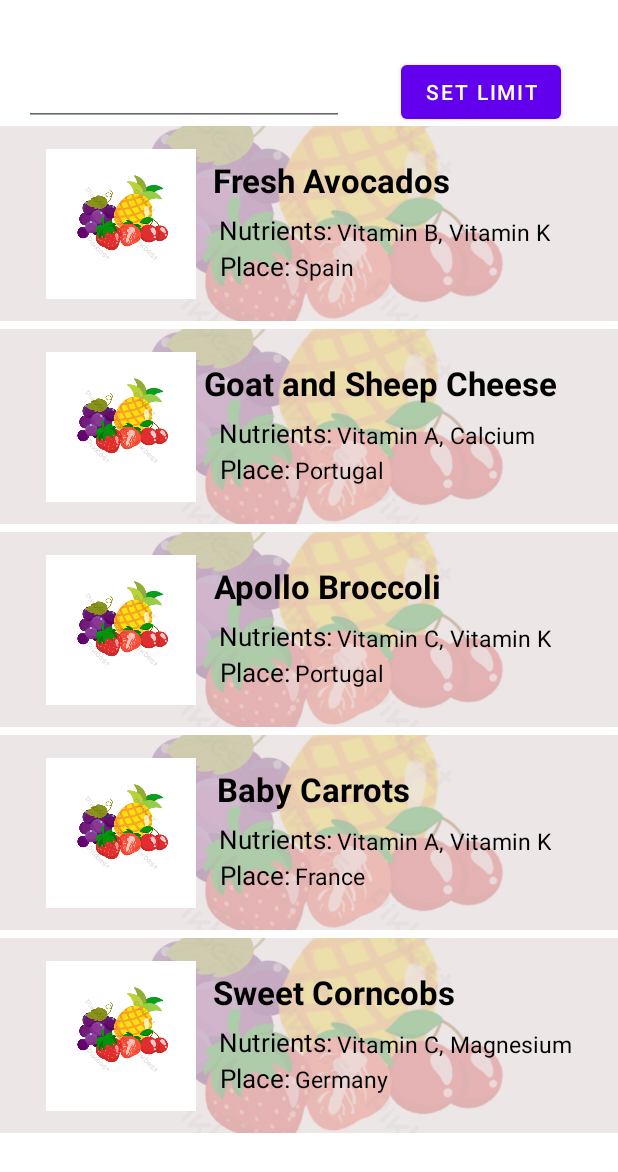
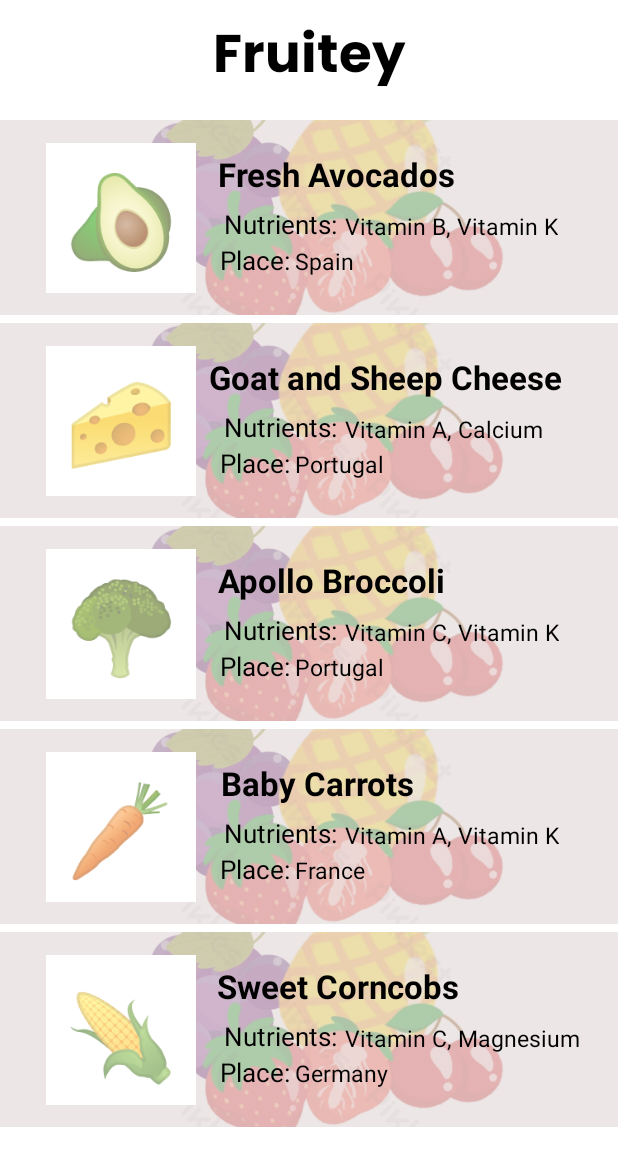
Before and after one commit to Bencorn1/EY_Fruits, an Android app: the screen it shows after launch (MainActivity), on a phone screen of 412 x 824 dp. Shown: the top 1172 px of the screen. Run offline under Robolectric (Android 15) with nearby library versions, the phone set to English and light mode, and no system bars; Roboto replaces fonts that are not available here.

Commit message:
Updates on the EY fruit application.

```diff
--- a/app/src/main/java/com/ayotola/ey_fruits/FruitItems.kt
+++ b/app/src/main/java/com/ayotola/ey_fruits/FruitItems.kt
@@ -1,3 +1,11 @@
 package com.ayotola.ey_fruits
 
-data class FruitItems(val image: String, val name: String, val nutrients: String, val origin:String)
+data class FruitItems(
+        var image: String,
+        var name: String,
+        var nutrients: String,
+        var origin: String,
+        var price: String,
+        var quantity: String,
+        var description: String,
+        var organic: String)
--- a/app/src/main/java/com/ayotola/ey_fruits/MainActivity.kt
+++ b/app/src/main/java/com/ayotola/ey_fruits/MainActivity.kt
@@ -1,4 +1,5 @@
 package com.ayotola.ey_fruits
+
 import android.os.Bundle
 import androidx.appcompat.app.AppCompatActivity
 import androidx.recyclerview.widget.LinearLayoutManager
@@ -6,31 +7,22 @@ import androidx.recyclerview.widget.RecyclerView
 import com.ayotola.ey_fruits.databinding.ActivityMainBinding
 import org.json.JSONArray
 import org.json.JSONException
-import org.json.JSONObject
 import java.io.IOException
 import java.nio.charset.Charset
 
+
 class MainActivity : AppCompatActivity() {
+
     private lateinit var binding: ActivityMainBinding
     private lateinit var rv: RecyclerView
     private lateinit var rvAdapter: MyAdapter
 
-    // Creating ArrayList to store fruits names, origins and nutrients.
-    private var fruitNames = ArrayList<String>()
-    private var origin = ArrayList<String>()
-    private var nutrients = ArrayList<String>()
-    private var fruitImages = ArrayList<String>()
+    private val data: MutableList<FruitItems> = ArrayList()
 
     override fun onCreate(savedInstanceState: Bundle?) {
         super.onCreate(savedInstanceState)
         binding = ActivityMainBinding.inflate(layoutInflater)
         setContentView(binding.root)
-
-        // getting the recyclerview by its id
-        rv = binding.recyclerView
-
-        // this creates a vertical layout Manager
-        rv.layoutManager = LinearLayoutManager(applicationContext)
 
         try {
             // since we have JSON array, so we are getting the array
@@ -41,24 +33,37 @@ class MainActivity : AppCompatActivity() {
             for (i in 0 until arr.length()) {
 
                 // create a JSONObject for fetching data
-                val details: JSONObject = arr.getJSONObject(i)
+                val details = arr.getJSONObject(i)
+                val fruitData = FruitItems(
+                        details.getString("image"),
+                        details.getString("productName"),
+                        details.getString("nutrients"),
+                        details.getString("from"),
+                        details.getString("price"),
+                        details.getString("quantity"),
+                        details.getString("description"),
+                        details.getString("organic")
+                )
 
-                // fetch email and name and store it in arraylist
-                fruitNames.add(details.getString("productName"))
-                origin.add(details.getString("from"))
-                nutrients.add(details.getString("nutrients"))
+
+                data.add(fruitData)
 
             }
+//             getting the recyclerview by its id
+            rv = binding.recyclerView
+
+            // this creates a vertical layout Manager
+            rv.layoutManager = LinearLayoutManager(applicationContext)
+
+            //  call the constructor of MyAdapter to send the reference and data to Adapter
+            rvAdapter = MyAdapter(this@MainActivity, data)
+
+            // attach adapter to the recycler view
+            rv.adapter = rvAdapter
         } catch (e: JSONException) {
             //exception
             e.printStackTrace()
         }
-
-        //  call the constructor of MyAdapter to send the reference and data to Adapter
-        rvAdapter = MyAdapter(this@MainActivity, fruitNames, origin, nutrients, fruitImages)
-
-        // attach adapter to the recycler view
-        rv.adapter = rvAdapter
     }
 
     private fun loadJSONFromAsset(): String? {
@@ -78,5 +83,4 @@ class MainActivity : AppCompatActivity() {
         }
         return json
     }
-
 }
--- a/app/src/main/java/com/ayotola/ey_fruits/MyAdapter.kt
+++ b/app/src/main/java/com/ayotola/ey_fruits/MyAdapter.kt
@@ -5,56 +5,70 @@ import android.content.Intent
 import android.view.LayoutInflater
 import android.view.View
 import android.view.ViewGroup
-import android.widget.ImageView
 import android.widget.TextView
 import androidx.recyclerview.widget.RecyclerView
 
+class MyAdapter(val context: Context,var data: List<FruitItems>) : RecyclerView.Adapter<RecyclerView.ViewHolder>() {
 
-class MyAdapter(
-        private var context: Context,
-        private var fruitNames: ArrayList<String>,
-        private var origin: ArrayList<String>,
-        private var nutrients: ArrayList<String>,
-        private var fruitImages: ArrayList<String>,
-) : RecyclerView.Adapter<MyAdapter.MyViewHolder>() {
-
-    override fun onCreateViewHolder(parent: ViewGroup, viewType: Int): MyAdapter.MyViewHolder {
+    // Inflate the layout when viewholder created
+    override fun onCreateViewHolder(parent: ViewGroup, viewType: Int): MyAdapter.MyHolder {
         val view = LayoutInflater.from(parent.context).inflate(R.layout.fruits_frame, parent, false)
-        return MyViewHolder(view)
+        return MyHolder(view)
     }
 
-    override fun onBindViewHolder(holder: MyAdapter.MyViewHolder, position: Int) {
+    // Bind data
+    override fun onBindViewHolder(holder: RecyclerView.ViewHolder, position: Int) {
 
+        // Get current position of item in recyclerview to bind data and assign values from list
+        val myHolder = holder as MyHolder
+        val current: FruitItems = data[position]
+//        holder.name.text = current.name
+//        holder.fruitsOrigin.text = current.origin
+//        holder.fruitsNutrients.text = current.nutrients
+//        holder.fruitsPix.text = current.image
 
-        holder.names.text = fruitNames[position]
-        holder.fruitsOrigin.text = origin[position]
-        holder.fruitsNutrients.text = nutrients[position]
+        holder.setData(current, position)
     }
 
+    // return total item from List
     override fun getItemCount(): Int {
-        //return the item count
-        return fruitNames.size
+        return data.size
     }
 
-    inner class MyViewHolder(ItemView: View) : RecyclerView.ViewHolder(ItemView) {
-        val names: TextView = itemView.findViewById(R.id.fruit_name)
-        val fruitsOrigin: TextView = itemView.findViewById(R.id.fruit_location)
-        val fruitsPix: ImageView = itemView.findViewById(R.id.fruit_img)
-        val fruitsImage: ImageView = itemView.findViewById(R.id.bg_img)
-        val fruitsNutrients: TextView = itemView.findViewById(R.id.fruit_nutrients)
-        var currentId = 0
-
+    inner class MyHolder(itemView: View) : RecyclerView.ViewHolder(itemView) {
+        val name: TextView = itemView.findViewById(R.id.fruit_name)
+        private val fruitsOrigin: TextView = itemView.findViewById(R.id.fruit_location)
+        private val fruitsPix: TextView = itemView.findViewById(R.id.fruit_img)
+        private val fruitsNutrients: TextView = itemView.findViewById(R.id.fruit_nutrients)
+        private lateinit var currentFruit: FruitItems
+        var currentPos = 0
 
         init {
             itemView.setOnClickListener {
                 val intent = Intent(itemView.context, FruitDetails::class.java).apply {
-                    putExtra("NAME", fruitNames)
-                    putExtra("NUTRIENTS", nutrients)
-                    putExtra("ORIGIN", origin)
-                    putExtra("ID", currentId)
+                    putExtra("NAME", currentFruit.name)
+                    putExtra("NUTRIENTS", currentFruit.nutrients)
+                    putExtra("ORIGIN", currentFruit.origin)
+                    putExtra("PRICE", currentFruit.price)
+                    putExtra("QUANTITY", currentFruit.quantity)
+                    putExtra("ORGANIC", currentFruit.organic)
+                    putExtra("DESCRIPTION", currentFruit.description)
                 }
                 itemView.context.startActivity(intent)
             }
         }
+
+        fun setData(fruitey: FruitItems, position: Int) {
+           name.text = fruitey.name
+            fruitsOrigin.text = fruitey.origin
+            fruitsPix.text = fruitey.image
+            fruitsNutrients.text = fruitey.nutrients
+
+            this.currentFruit = fruitey
+            this.currentPos = position
+
+        }
+
     }
+
 }
--- a/app/src/main/res/layout/activity_main.xml
+++ b/app/src/main/res/layout/activity_main.xml
@@ -6,61 +6,30 @@
     android:layout_height="match_parent"
     tools:context=".MainActivity">
 
-    <ProgressBar
+    <TextView
+        android:id="@+id/title"
         android:layout_width="match_parent"
         android:layout_height="wrap_content"
-        android:id="@+id/indicator"
-        app:layout_constraintBottom_toBottomOf="parent"
+        android:layout_marginTop="10dp"
+        android:layout_marginBottom="12dp"
+        android:fontFamily="@font/poppins_bold"
+        android:gravity="center"
+        android:text="@string/fruitey"
+        android:textColor="@color/black"
+        android:textSize="35sp"
+        app:layout_constraintBottom_toTopOf="@+id/recyclerView"
         app:layout_constraintEnd_toEndOf="parent"
         app:layout_constraintStart_toStartOf="parent"
         app:layout_constraintTop_toTopOf="parent" />
 
-
-    <ImageView
-        android:layout_width="150dp"
-        android:layout_height="150dp"
-        android:id="@+id/thunder"
-        android:src="@drawable/ic_baseline_cloud_off_24"
-        app:layout_constraintBottom_toBottomOf="parent"
+    <androidx.recyclerview.widget.RecyclerView
+        android:id="@+id/recyclerView"
+        android:layout_width="match_parent"
+        android:layout_height="match_parent"
+        android:layout_marginTop="80dp"
         app:layout_constraintEnd_toEndOf="parent"
         app:layout_constraintStart_toStartOf="parent"
         app:layout_constraintTop_toTopOf="parent"
-        android:visibility="gone"/>
-
-    <androidx.recyclerview.widget.RecyclerView
-        android:id="@+id/recyclerView"
-        android:layout_width="0dp"
-        android:layout_height="0dp"
-        app:layout_constraintBottom_toBottomOf="parent"
-        app:layout_constraintEnd_toEndOf="parent"
-        app:layout_constraintHorizontal_bias="0.0"
-        app:layout_constraintStart_toStartOf="parent"
-        app:layout_constraintTop_toBottomOf="@+id/limit"
-        app:layout_constraintVertical_bias="0.0"
         tools:listitem="@layout/fruits_frame" />
 
-    <EditText
-        android:id="@+id/limit"
-        android:layout_width="wrap_content"
-        android:layout_height="wrap_content"
-        android:layout_marginBottom="24dp"
-        android:ems="10"
-        android:inputType="number"
-        app:layout_constraintBottom_toBottomOf="parent"
-        app:layout_constraintEnd_toEndOf="parent"
-        app:layout_constraintHorizontal_bias="0.079"
-        app:layout_constraintStart_toStartOf="parent"
-        app:layout_constraintTop_toTopOf="parent"
-        app:layout_constraintVertical_bias="0.051" />
-
-    <Button
-        android:id="@+id/set_limit"
-        android:layout_width="wrap_content"
-        android:layout_height="wrap_content"
-        android:text="@string/set_limit"
-        app:layout_constraintBottom_toBottomOf="@+id/limit"
-        app:layout_constraintEnd_toEndOf="parent"
-        app:layout_constraintStart_toEndOf="@+id/limit"
-        app:layout_constraintTop_toTopOf="@+id/limit" />
-
 </androidx.constraintlayout.widget.ConstraintLayout>
--- a/app/src/main/res/layout/fruits_frame.xml
+++ b/app/src/main/res/layout/fruits_frame.xml
@@ -22,26 +22,28 @@
         app:layout_constraintVertical_bias="0.0"
         app:srcCompat="@drawable/fruits" />
 
-    <ImageView
+    <TextView
         android:id="@+id/fruit_img"
         android:layout_width="100dp"
-        android:layout_height="0dp"
+        android:layout_height="100dp"
+        android:gravity="center"
+        android:textSize="60sp"
+        android:background="@color/white"
+        android:textAlignment="center"
         app:layout_constraintBottom_toBottomOf="parent"
         app:layout_constraintEnd_toEndOf="parent"
         app:layout_constraintHorizontal_bias="0.099"
         app:layout_constraintStart_toStartOf="parent"
-        app:layout_constraintTop_toTopOf="parent"
-        app:layout_constraintVertical_bias="0.0"
-        app:srcCompat="@drawable/fruits" />
+        app:layout_constraintTop_toTopOf="parent" />
 
     <TextView
         android:id="@+id/fruit_name"
         android:layout_width="wrap_content"
         android:layout_height="wrap_content"
+        android:layout_marginStart="5dp"
+        android:layout_marginTop="5dp"
         android:fontFamily="@font/roboto_bold"
         android:text="@string/fruit_name"
-        android:layout_marginTop="5dp"
-        android:layout_marginStart="2dp"
         android:textColor="@color/black"
         android:textSize="22sp"
         android:textStyle="bold"
@@ -56,12 +58,13 @@
         android:id="@+id/nutrients"
         android:layout_width="wrap_content"
         android:layout_height="wrap_content"
+        android:layout_marginStart="4dp"
+        android:layout_marginBottom="15dp"
         android:fontFamily="@font/roboto_medium"
         android:text="@string/nutrients"
         android:textColor="@color/black"
         android:textSize="17sp"
         android:textStyle="normal"
-        android:layout_marginBottom="15dp"
         app:layout_constraintBottom_toBottomOf="parent"
         app:layout_constraintEnd_toEndOf="@+id/bg_img"
         app:layout_constraintHorizontal_bias="0.073"
@@ -73,8 +76,8 @@
         android:id="@+id/fruit_nutrients"
         android:layout_width="wrap_content"
         android:layout_height="wrap_content"
+        android:layout_marginStart="5dp"
         android:layout_marginBottom="15dp"
-        android:layout_marginStart="3dp"
         android:fontFamily="@font/roboto_medium"
         android:text="@string/nutrients"
         android:textColor="@color/black"
@@ -92,9 +95,9 @@
         android:layout_width="wrap_content"
         android:layout_height="wrap_content"
         android:layout_marginStart="14dp"
+        android:layout_marginBottom="10dp"
         android:fontFamily="@font/roboto_medium"
         android:text="@string/from"
-        android:layout_marginBottom="10dp"
         android:textColor="@color/black"
         android:textSize="17sp"
         android:textStyle="normal"
--- a/app/src/main/res/values/strings.xml
+++ b/app/src/main/res/values/strings.xml
@@ -10,4 +10,5 @@
     <string name="description">Description:</string>
     <!-- TODO: Remove or change this placeholder text -->
     <string name="hello_blank_fragment">Hello blank fragment</string>
+    <string name="fruitey">Fruitey</string>
 </resources>
```
Also changed, not shown: app/src/main/java/com/ayotola/ey_fruits/FruitDetails.kt (+31 -59 lines), app/src/main/res/layout/activity_fruit__details.xml (+1 -12 lines).
